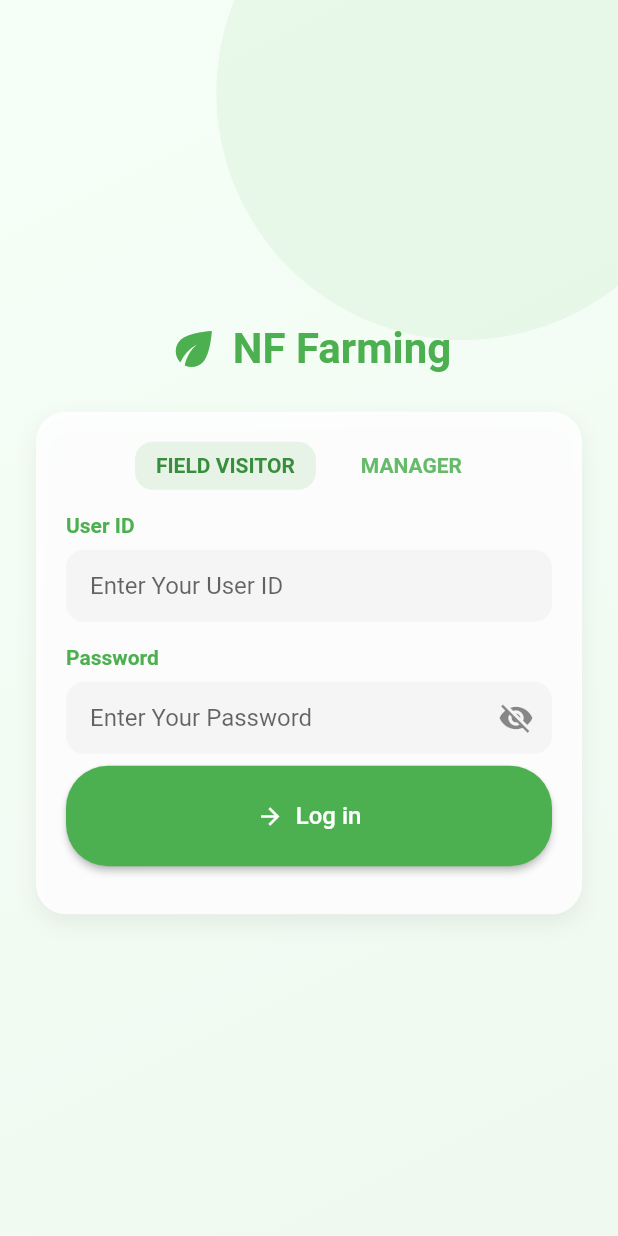
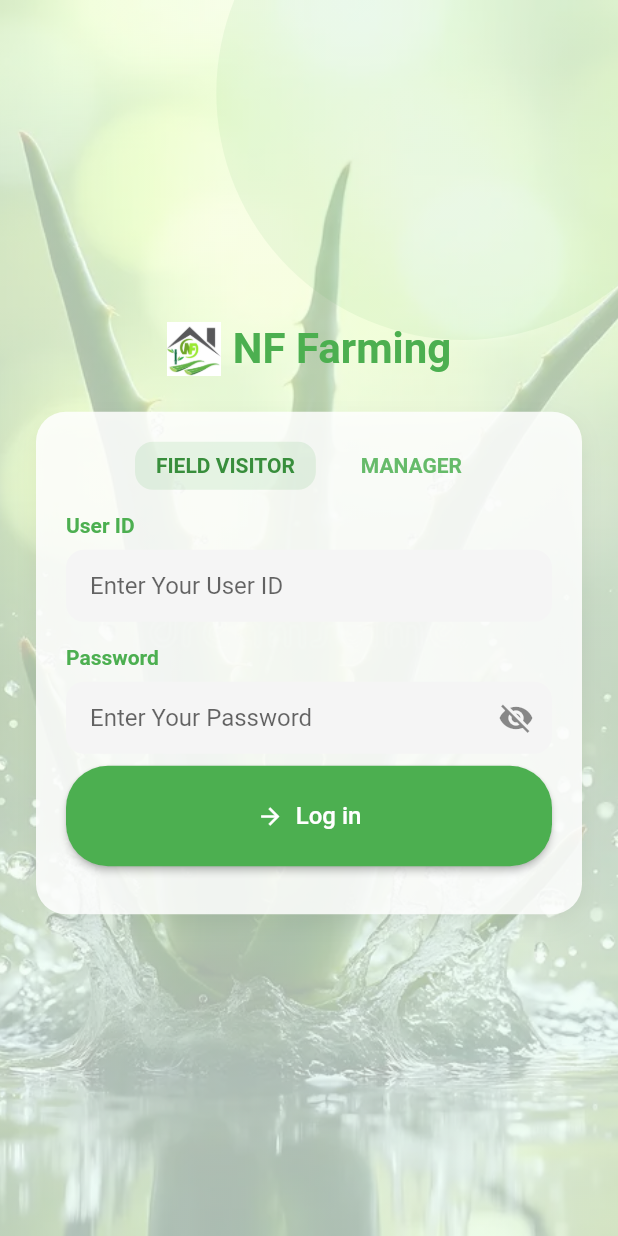
Before and after one commit to Monishan2003/Nf-farming-mobile-application, a Flutter app: the screen it shows after launch, on a phone screen of 412 x 824 dp. Run offline on Flutter 3.47's test engine with Material 3 defaults, Android fonts, the light colour scheme and no system bars; our stand-ins replace fl_chart, google_fonts, pdf, printing.

Commit message:
9th commit

```diff
--- a/lib/screens/bill_detail_screen.dart
+++ b/lib/screens/bill_detail_screen.dart
@@ -137,7 +137,7 @@ class BillDetailScreen extends StatelessWidget {
             width: 56,
             height: 56,
             decoration: const BoxDecoration(color: Colors.white, shape: BoxShape.circle),
-            child: const Icon(Icons.store, color: AppColors.primaryGreen, size: 30),
+            child: ClipOval(child: Image.asset('assets/images/nf logo.jpg', fit: BoxFit.cover)),
           ),
           const SizedBox(width: 16),
           Expanded(
--- a/lib/screens/login_page.dart
+++ b/lib/screens/login_page.dart
@@ -32,13 +32,23 @@ class _LoginPageState extends State<LoginPage> {
       body: SafeArea(
         child: Stack(
           children: [
-            // Background decorative gradient
-            Container(
-              decoration: const BoxDecoration(
-                gradient: LinearGradient(
-                  begin: Alignment.topLeft,
-                  end: Alignment.bottomRight,
-                  colors: [Color(0xFFF6FFF7), Color(0xFFEFF9F0)],
+            // Background image (subtle) with gradient overlay for contrast
+            Positioned.fill(
+              child: Image.asset(
+                'assets/images/alovera.webp',
+                fit: BoxFit.cover,
+                color: const Color.fromRGBO(255, 255, 255, 0.6),
+                colorBlendMode: BlendMode.modulate,
+              ),
+            ),
+            Positioned.fill(
+              child: Container(
+                decoration: const BoxDecoration(
+                  gradient: LinearGradient(
+                    begin: Alignment.topLeft,
+                    end: Alignment.bottomRight,
+                    colors: [Color(0x80F6FFF7), Color(0x80EFF9F0)],
+                  ),
                 ),
               ),
             ),
@@ -66,10 +76,10 @@ class _LoginPageState extends State<LoginPage> {
                     // Logo
                     Row(
                       mainAxisAlignment: MainAxisAlignment.center,
-                      children: const [
-                        Icon(Icons.eco, color: Colors.green, size: 36),
-                        SizedBox(width: 8),
-                        Text(
+                      children: [
+                        Image.asset('assets/images/nf logo.jpg', height: 36),
+                        const SizedBox(width: 8),
+                        const Text(
                           'NF Farming',
                           style: TextStyle(
                             color: Colors.green,
--- a/pubspec.yaml
+++ b/pubspec.yaml
@@ -23,3 +23,6 @@ dev_dependencies:
 
 flutter:
   uses-material-design: true
+  assets:
+    - "assets/images/nf logo.jpg"
+    - "assets/images/alovera.webp"
```
Also changed, not shown: lib/screens/field_visitor_dashboard.dart (+5 -2 lines), lib/screens/field_visitos_registation.dart (+73 -35 lines), lib/screens/manager_dashboard.dart (+2 -8 lines), lib/screens/member_registation.dart (+48 -26 lines), assets/images/alovera.webp (added), assets/images/nf logo.jpg (added).
